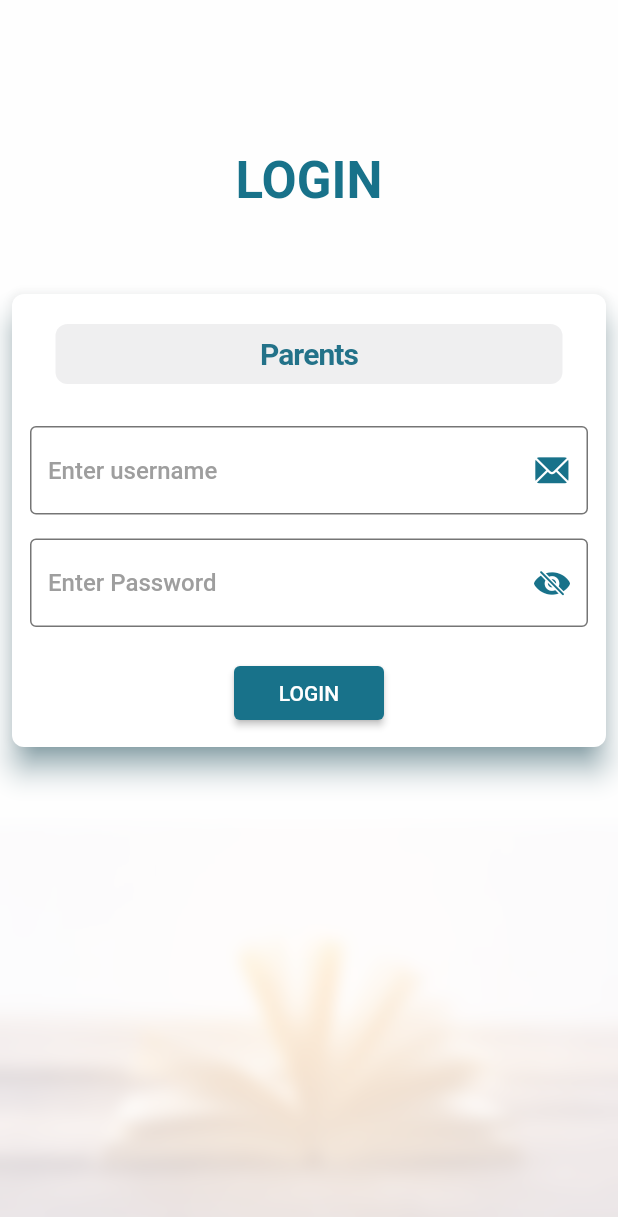
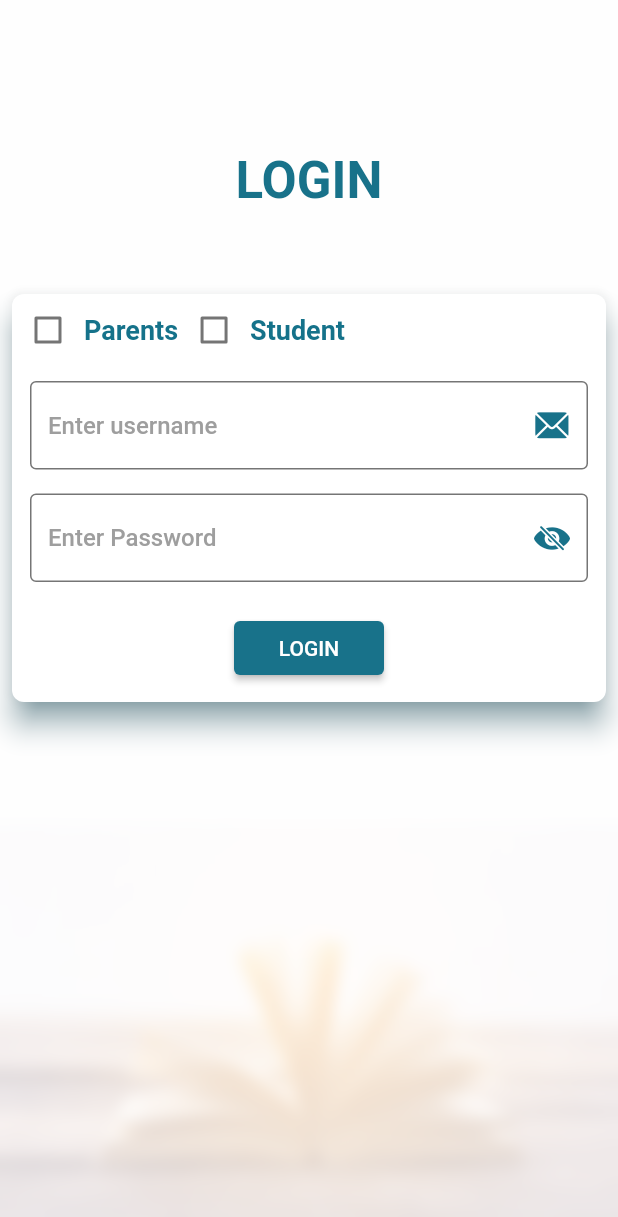
Before and after one commit to HaroonAfzal22/wsms_School_parent, a Flutter app: the screen it shows after launch, on a phone screen of 412 x 824 dp. Shown: the top 1217 px of the screen. Run offline on Flutter 3.47's test engine with Material 2 defaults, Android fonts, the light colour scheme and no system bars; our stand-ins replace auto_size_text, badges, cached_network_image, firebase_core, firebase_messaging, flutter_html and 13 more; missing offline and left inert: flutter_zoom_sdk, jitsi_meet, new_version; accounts and stored records are empty; project files that could hold a hidden picture were left out.

Commit message:
update fee module

```diff
--- a/lib/HttpLinks.dart
+++ b/lib/HttpLinks.dart
@@ -3,8 +3,9 @@ class HttpLinks {
   // to set all api links
 
 
-  static const String baseUrl = 'http://192.168.1.21:83/api/';
- // static const String baseUrl = 'https://wasisoft.com/softwares/wsms/api/';
+// static const String baseUrl = 'http://192.168.1.21:83/api/';
+  //static  const String baseUrl = 'http://59.103.234.58:8003/api/';
+  static const String baseUrl = 'https://wasisoft.com/softwares/wsms/api/';
 
   static const String Url = '${baseUrl}students/';
   static const String ParentsUrl = '${baseUrl}parents/';
--- a/lib/MainScreen.dart
+++ b/lib/MainScreen.dart
@@ -20,6 +20,7 @@ class _MainScreenState extends State<MainScreen> {
   List<String> categoryList = ['Parents', 'Student'];
   String selectText = 'Parents';
   late List childData;
+  var isChecked;
 
   // select category parent or student
   List<Widget> getList() {
@@ -48,7 +49,7 @@ class _MainScreenState extends State<MainScreen> {
 
   //if already login then automatically move to dashboard otherwise on login screen
   moveNext() {
-    if(mounted){
+    if (mounted) {
       if (tokenName != null) {
         isLoading = true;
         Future(() {
@@ -57,12 +58,19 @@ class _MainScreenState extends State<MainScreen> {
             '/dashboard',
           );
         });
-    }}
+      }
+    }
+  }
+
+  @override
+  void initState() {
+    // TODO: implement initState
+    super.initState();
+    isChecked = List<bool>.filled(categoryList.length, false);
   }
 
   @override
   Widget build(BuildContext context) {
-
     return moveNext() ??
         Scaffold(
           body: SafeArea(
@@ -70,7 +78,8 @@ class _MainScreenState extends State<MainScreen> {
               childView: isLoading
                   ? Center(
                       child: spinkit,
-                    ) : Container(
+                    )
+                  : Container(
                       margin: EdgeInsets.only(top: 100.0),
                       alignment: Alignment.topCenter,
                       child: SingleChildScrollView(
@@ -103,7 +112,7 @@ class _MainScreenState extends State<MainScreen> {
                                 child: Column(
                                   children: [
                                     //for select category
-                                    Container(
+                                    /*  Container(
                                       margin: EdgeInsets.all(20.0),
                                       child: CupertinoPicker(
                                         backgroundColor: Colors.white,
@@ -115,6 +124,50 @@ class _MainScreenState extends State<MainScreen> {
                                         },
                                         children: getList(),
                                       ),
+                                    )*/
+                                    Container(
+                                      width: MediaQuery.of(context).size.width,
+                                      height: 50,
+                                      child: ListView.builder(
+                                          scrollDirection: Axis.horizontal,
+                                          itemCount: categoryList.length,
+                                          itemBuilder: (context, i) {
+                                            return Wrap(
+                                              crossAxisAlignment:
+                                                  WrapCrossAlignment.center,
+                                              children: [
+                                                Checkbox(
+                                                  activeColor:
+                                                      Color(0xff15728a),
+                                                  value: isChecked[i],
+                                                  onChanged: (value) {
+                                                    setState(() {
+                                                      if(isChecked.toString().contains('true')){
+                                                     //   isChecked.toString().replaceRange(0, 1, 'false');
+                                                       isChecked.toString();
+                                                        print('replace ${isChecked.toString().replaceRange(0, 1, 'false')}');
+
+                                                      //  isChecked[i] = value;
+                                                        print('value in $value');
+
+                                                      }else {
+                                                        isChecked[i] = value;
+                                                        print('value out $value');
+                                                      }
+                                                    });
+                                                  },
+                                                ),
+                                                Text(
+                                                  '${categoryList[i]}',
+                                                  style: TextStyle(
+                                                      color: Color(0xff15728a),
+                                                      fontSize: 18.0,
+                                                      fontWeight:
+                                                          FontWeight.bold),
+                                                ),
+                                              ],
+                                            );
+                                          }),
                                     ),
                                     TextFields(
                                       title: 'Enter username',
```
Lines whose indentation alone changed are shown as unchanged.
